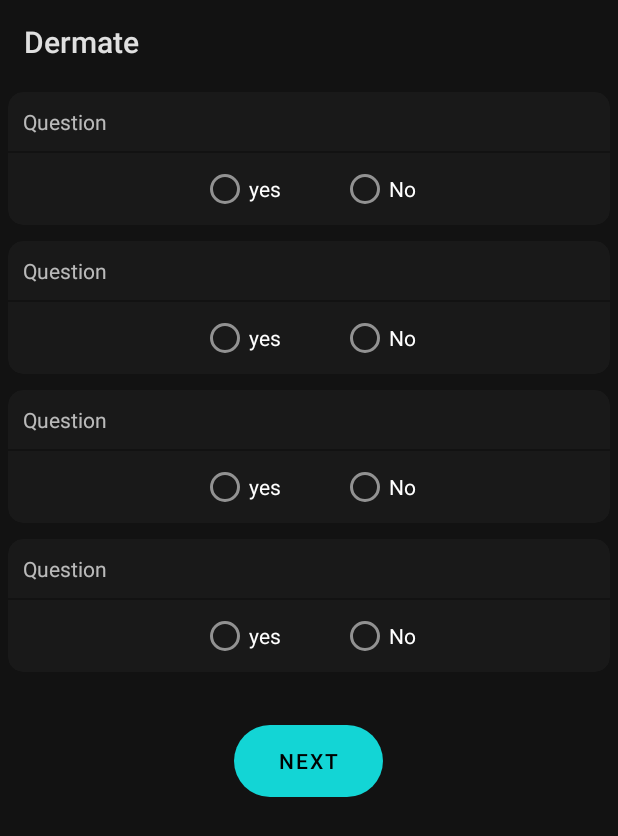
After one commit to wahyutirta/Dermate, an Android app: the AskingQuestionsActivity screen opened directly, with no data from a screen before it, on a phone screen of 412 x 824 dp. The commit adds this screen. Shown: the top 836 px of the screen. Run offline under Robolectric (Android 15) with nearby library versions, the phone set to English and light mode, and no system bars; 2 statements that could not run were skipped.

Commit message:
Fixing questions and give result

```diff
--- a/Dermateapps/app/src/main/java/com/example/dermate/data/models/ResultModel.kt
+++ b/Dermateapps/app/src/main/java/com/example/dermate/data/models/ResultModel.kt
@@ -8,5 +8,5 @@ import kotlinx.parcelize.Parcelize
 @Parcelize
 data class ResultModel(
     var id: List<Int>?,
-    var image: Uri?
+    var imageUri: Uri?
 ) : Parcelable
--- /dev/null
+++ b/Dermateapps/app/src/main/java/com/example/dermate/ui/question/AskingQuestionsActivity.kt
@@ -0,0 +1,79 @@
+package com.example.dermate.ui.question
+
+import android.content.Intent
+import androidx.appcompat.app.AppCompatActivity
+import android.os.Bundle
+import android.view.View
+import com.example.dermate.R
+import com.example.dermate.data.models.QuestionDataModel
+import com.example.dermate.databinding.ActivityAskingQuestionsBinding
+
+class AskingQuestionsActivity : AppCompatActivity(), View.OnClickListener {
+
+    private lateinit var binding: ActivityAskingQuestionsBinding
+
+    companion object {
+        const val QUESTION_DATA = "question data"
+        const val EXTRA_VALUE = "extra value"
+    }
+
+    var yesOpt = 0
+    var resultCode =0
+
+    override fun onCreate(savedInstanceState: Bundle?) {
+        super.onCreate(savedInstanceState)
+        binding = ActivityAskingQuestionsBinding.inflate(layoutInflater)
+        setContentView(binding.root)
+
+        val data = intent.getParcelableExtra<QuestionDataModel>(QUESTION_DATA)
+        resultCode = data?.resultCode!!
+        bindQuestions(data.url)
+        binding.submitAnswer.setOnClickListener(this)
+    }
+
+    private fun bindQuestions(data: List<String>?) {
+        binding.questionText1.text = data?.get(0)
+        binding.questionText2.text = data?.get(1)
+        binding.questionText3.text = data?.get(2)
+        binding.questionText4.text = data?.get(3)
+
+    }
+
+    override fun onClick(v: View?) {
+        when(v?.id){
+            R.id.submit_answer->{
+                var data1 = 0
+                var data2 = 0
+                var data3 = 0
+                var data4 = 0
+                if(binding.rgQuest1.checkedRadioButtonId>0){
+                    when(binding.rgQuest1.checkedRadioButtonId){
+                        R.id.rb_yes1-> data1 = 1
+                    }
+                }
+                if(binding.rgQuest2.checkedRadioButtonId>0){
+                    when(binding.rgQuest2.checkedRadioButtonId){
+                        R.id.rb_yes2-> data2 = 1
+                    }
+                }
+                if(binding.rgQuest3.checkedRadioButtonId>0){
+                    when(binding.rgQuest3.checkedRadioButtonId){
+                        R.id.rb_yes3-> data3 = 1
+                    }
+                }
+                if(binding.rgQuest4.checkedRadioButtonId>0){
+                    when(binding.rgQuest4.checkedRadioButtonId){
+                        R.id.rb_yes4-> data4 = 1
+                    }
+                }
+
+                yesOpt = data1+data2+data3+data4
+
+                val resultIntent = Intent()
+                resultIntent.putExtra(EXTRA_VALUE,yesOpt)
+                setResult(resultCode,resultIntent)
+                finish()
+            }
+        }
+    }
+}
--- /dev/null
+++ b/Dermateapps/app/src/main/res/layout/activity_asking_questions.xml
@@ -0,0 +1,215 @@
+<?xml version="1.0" encoding="utf-8"?>
+<LinearLayout xmlns:android="http://schemas.android.com/apk/res/android"
+    xmlns:app="http://schemas.android.com/apk/res-auto"
+    xmlns:tools="http://schemas.android.com/tools"
+    android:layout_width="match_parent"
+    android:background="@color/home_background"
+    android:orientation="vertical"
+    android:layout_height="match_parent"
+    tools:context=".ui.question.AskingQuestionsActivity">
+    <androidx.cardview.widget.CardView
+        android:layout_width="match_parent"
+        android:layout_height="wrap_content"
+        android:layout_margin="5dp"
+        app:cardElevation="0dp"
+        app:cardBackgroundColor="@color/card_background"
+        app:cardCornerRadius="10dp">
+
+        <LinearLayout
+            android:layout_width="match_parent"
+            android:layout_height="wrap_content"
+            android:orientation="vertical">
+
+            <TextView
+                android:id="@+id/question_text1"
+                android:layout_width="match_parent"
+                android:layout_height="wrap_content"
+                android:padding="10dp"
+                android:text="Question" />
+
+            <View
+                android:layout_width="match_parent"
+                android:layout_height="1dp"
+                android:background="@color/home_background" />
+
+            <RadioGroup
+                android:id="@+id/rg_quest1"
+                android:layout_width="match_parent"
+                android:layout_height="wrap_content"
+                android:gravity="center_horizontal"
+                android:orientation="horizontal">
+
+                <RadioButton
+                    android:id="@+id/rb_yes1"
+                    android:layout_width="wrap_content"
+                    android:layout_height="wrap_content"
+                    android:layout_marginEnd="20dp"
+                    android:text="yes" />
+
+                <RadioButton
+                    android:id="@+id/rb_no1"
+                    android:layout_width="wrap_content"
+                    android:layout_height="wrap_content"
+                    android:layout_marginStart="20dp"
+                    android:text="No"/>
+            </RadioGroup>
+        </LinearLayout>
+    </androidx.cardview.widget.CardView>
+
+    <androidx.cardview.widget.CardView
+        android:layout_width="match_parent"
+        android:layout_height="wrap_content"
+        android:layout_margin="5dp"
+        app:cardElevation="0dp"
+        app:cardBackgroundColor="@color/card_background"
+        app:cardCornerRadius="10dp">
+
+        <LinearLayout
+            android:layout_width="match_parent"
+            android:layout_height="wrap_content"
+            android:orientation="vertical">
+
+            <TextView
+                android:id="@+id/question_text2"
+                android:layout_width="match_parent"
+                android:layout_height="wrap_content"
+                android:padding="10dp"
+                android:text="Question" />
+
+            <View
+                android:layout_width="match_parent"
+                android:layout_height="1dp"
+                android:background="@color/home_background" />
+
+            <RadioGroup
+                android:id="@+id/rg_quest2"
+                android:layout_width="match_parent"
+                android:layout_height="wrap_content"
+                android:gravity="center_horizontal"
+                android:orientation="horizontal">
+
+                <RadioButton
+                    android:id="@+id/rb_yes2"
+                    android:layout_width="wrap_content"
+                    android:layout_height="wrap_content"
+                    android:layout_marginEnd="20dp"
+                    android:text="yes" />
+
+                <RadioButton
+                    android:id="@+id/rb_no2"
+                    android:layout_width="wrap_content"
+                    android:layout_height="wrap_content"
+                    android:layout_marginStart="20dp"
+                    android:text="No"/>
+            </RadioGroup>
+        </LinearLayout>
+    </androidx.cardview.widget.CardView>
+    <androidx.cardview.widget.CardView
+        android:layout_width="match_parent"
+        android:layout_height="wrap_content"
+        android:layout_margin="5dp"
+        app:cardElevation="0dp"
+        app:cardBackgroundColor="@color/card_background"
+        app:cardCornerRadius="10dp">
+
+        <LinearLayout
+            android:layout_width="match_parent"
+            android:layout_height="wrap_content"
+            android:orientation="vertical">
+
+            <TextView
+                android:id="@+id/question_text3"
+                android:layout_width="match_parent"
+                android:layout_height="wrap_content"
+                android:padding="10dp"
+                android:text="Question" />
+
+            <View
+                android:layout_width="match_parent"
+                android:layout_height="1dp"
+                android:background="@color/home_background" />
+
+            <RadioGroup
+                android:id="@+id/rg_quest3"
+                android:layout_width="match_parent"
+                android:layout_height="wrap_content"
+                android:gravity="center_horizontal"
+                android:orientation="horizontal">
+
+                <RadioButton
+                    android:id="@+id/rb_yes3"
+                    android:layout_width="wrap_content"
+                    android:layout_height="wrap_content"
+                    android:layout_marginEnd="20dp"
+                    android:text="yes" />
+
+                <RadioButton
+                    android:id="@+id/rb_no3"
+                    android:layout_width="wrap_content"
+                    android:layout_height="wrap_content"
+                    android:layout_marginStart="20dp"
+                    android:text="No"/>
+            </RadioGroup>
+        </LinearLayout>
+    </androidx.cardview.widget.CardView>
+    <androidx.cardview.widget.CardView
+        android:layout_width="match_parent"
+        android:layout_height="wrap_content"
+        android:layout_margin="5dp"
+        app:cardElevation="0dp"
+        app:cardBackgroundColor="@color/card_background"
+        app:cardCornerRadius="10dp">
+
+        <LinearLayout
+            android:layout_width="match_parent"
+            android:layout_height="wrap_content"
+            android:orientation="vertical">
+
+            <TextView
+                android:id="@+id/question_text4"
+                android:layout_width="match_parent"
+                android:layout_height="wrap_content"
+                android:padding="10dp"
+                android:text="Question" />
+
+            <View
+                android:layout_width="match_parent"
+                android:layout_height="1dp"
+                android:background="@color/home_background" />
+
+            <RadioGroup
+                android:id="@+id/rg_quest4"
+                android:layout_width="match_parent"
+                android:layout_height="wrap_content"
+                android:gravity="center_horizontal"
+                android:orientation="horizontal">
+
+                <RadioButton
+                    android:id="@+id/rb_yes4"
+                    android:layout_width="wrap_content"
+                    android:layout_height="wrap_content"
+                    android:layout_marginEnd="20dp"
+                    android:text="yes" />
+
+                <RadioButton
+                    android:id="@+id/rb_no4"
+                    android:layout_width="wrap_content"
+                    android:layout_height="wrap_content"
+                    android:layout_marginStart="20dp"
+                    android:text="No"/>
+            </RadioGroup>
+        </LinearLayout>
+    </androidx.cardview.widget.CardView>
+
+    <Button
+        android:id="@+id/submit_answer"
+        android:layout_width="wrap_content"
+        android:layout_height="wrap_content"
+        android:layout_margin="30dp"
+        android:background="@drawable/button_oval"
+        android:paddingLeft="30dp"
+        android:paddingRight="30dp"
+        android:text="Next"
+        android:layout_gravity="center"/>
+
+</LinearLayout>
--- a/Dermateapps/app/src/main/res/values/themes.xml
+++ b/Dermateapps/app/src/main/res/values/themes.xml
@@ -7,7 +7,7 @@
         <item name="colorOnPrimary">@color/white</item>
         <!-- Secondary brand color. -->
         <item name="colorSecondary">@color/teal_200</item>
-        <item name="colorSecondaryVariant">@color/teal_700</item>
+        <item name="colorSecondaryVariant">@color/teal_200</item>
         <item name="colorOnSecondary">@color/black</item>
         <!-- Status bar color. -->
         <item name="android:statusBarColor" tools:targetApi="l">?attr/colorPrimaryVariant</item>
@@ -25,7 +25,7 @@
         <item name="colorOnPrimary">@color/white</item>
         <!-- Secondary brand color. -->
         <item name="colorSecondary">@color/teal_200</item>
-        <item name="colorSecondaryVariant">@color/teal_700</item>
+        <item name="colorSecondaryVariant">@color/teal_200</item>
         <item name="colorOnSecondary">@color/black</item>
         <item name="windowActionBar">false</item>
         <item name="windowNoTitle">true</item>
@@ -36,12 +36,12 @@
 
     <style name="Theme.dermate.BottomBar" parent="Theme.MaterialComponents.DayNight.DarkActionBar">
         <item name="android:forceDarkAllowed">true</item>
-        <item name="colorPrimary">@color/teal_200</item>
-        <item name="colorPrimaryVariant">@color/teal_700</item>
+        <item name="colorPrimary">@color/theme_color</item>
+        <item name="colorPrimaryVariant">@color/theme_color</item>
         <item name="colorOnPrimary">#000</item>
         <!-- Secondary brand color. -->
         <item name="colorSecondary">@color/teal_200</item>
-        <item name="colorSecondaryVariant">@color/teal_700</item>
+        <item name="colorSecondaryVariant">@color/teal_200</item>
         <item name="colorOnSecondary">@color/black</item>
         <item name="android:statusBarColor" tools:targetApi="l">@color/theme_color</item>
     </style>
```
Also changed, not shown: Dermateapps/app/src/main/AndroidManifest.xml (+5 -3 lines), Dermateapps/app/src/main/assets/labels_1.txt (+5 -5 lines), Dermateapps/app/src/main/java/com/example/dermate/data/models/QuestionDataModel.kt (added, +11 -0 lines), Dermateapps/app/src/main/java/com/example/dermate/data/models/QuestionResultModel.kt (added, +12 -0 lines), Dermateapps/app/src/main/java/com/example/dermate/ui/home/fragments/SettingFragment.kt (+9 -5 lines), Dermateapps/app/src/main/java/com/example/dermate/ui/pickimage/ImagePickerActivity.kt (+4 -4 lines), Dermateapps/app/src/main/java/com/example/dermate/ui/question/QuestionActivity.kt (+81 -33 lines), Dermateapps/app/src/main/java/com/example/dermate/ui/result/ResultActivity.kt (+10 -10 lines), Dermateapps/app/src/main/res/layout/activity_question.xml (+14 -40 lines), Dermateapps/app/src/main/res/layout/fragment_setting.xml (+17 -4 lines), 1 other file.
